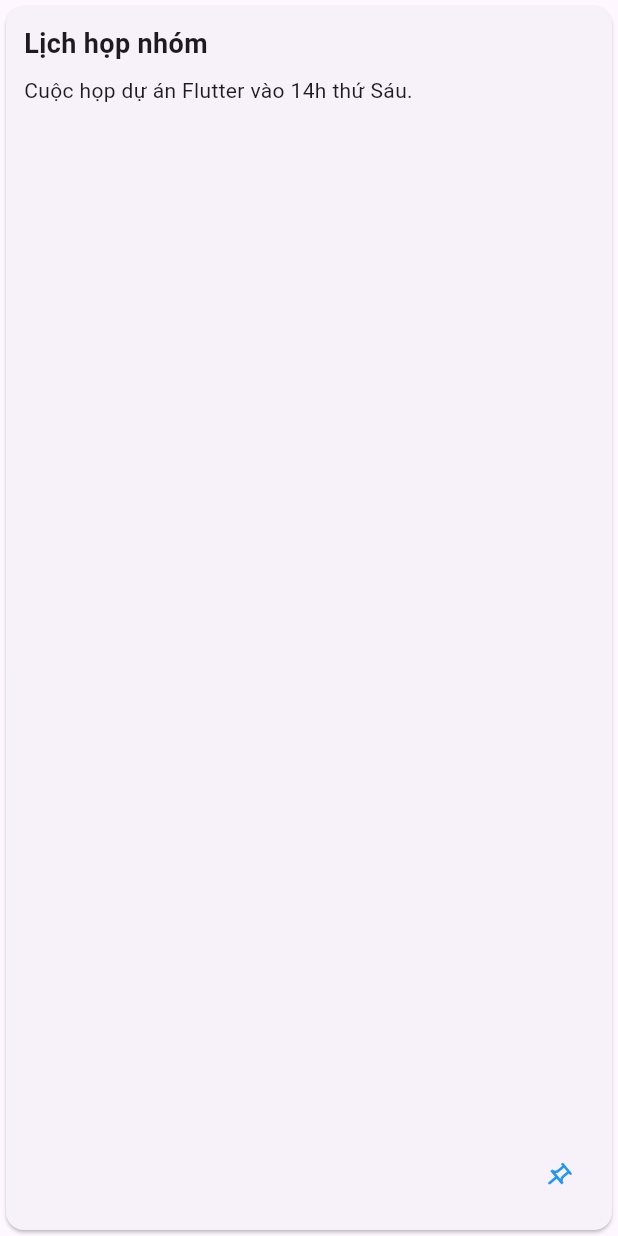
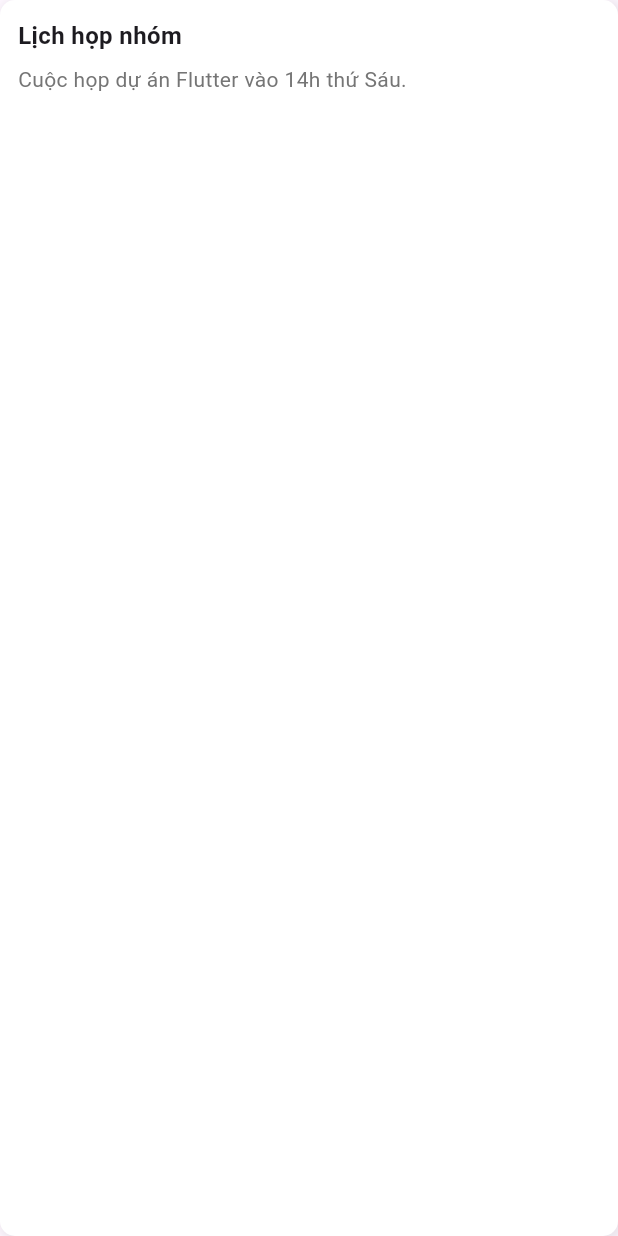
Before and after one commit to Souma18/Seminar_Notes_Android_flutter, a Flutter app: the NoteItem widget shown alone on an empty page, opened directly with sample values from the repository, on a phone screen of 412 x 824 dp. Run offline on Flutter 3.47's test engine with Material 3 defaults, Android fonts, the phone set to English and light mode, and no system bars.

Commit message:
cap nhat mat khau va huy mat khau trong note

```diff
--- a/Flutter/notes_project/lib/presentation/widget/note_item.dart
+++ b/Flutter/notes_project/lib/presentation/widget/note_item.dart
@@ -3,64 +3,69 @@ import 'package:notes_project/model/note.dart';
 
 class NoteItem extends StatelessWidget {
   final Note note;
-  final Function(Note) onNoteUpdated;
   final VoidCallback onTap;
+  final ValueChanged<Note> onNoteUpdated;
 
   const NoteItem({
-    super.key,
+    Key? key,
     required this.note,
+    required this.onTap,
     required this.onNoteUpdated,
-    required this.onTap,
-  });
+  }) : super(key: key);
 
   @override
   Widget build(BuildContext context) {
     return GestureDetector(
-      onTap: onTap, // Sử dụng trực tiếp onTap được truyền từ NoteListScreen
-      child: Card(
-        shape: RoundedRectangleBorder(borderRadius: BorderRadius.circular(12)),
-        child: Padding(
-          padding: const EdgeInsets.all(12.0),
+      onTap: onTap,
+      child: Container(
+        padding: EdgeInsets.all(12),
+        decoration: BoxDecoration(
+          color: Colors.white,
+          borderRadius: BorderRadius.circular(10),
+          boxShadow: [
+            BoxShadow(
+              color: Colors.grey.withOpacity(0.2),
+              blurRadius: 5,
+              spreadRadius: 2,
+              offset: Offset(2, 2),
+            ),
+          ],
+        ),
         child: Column(
           crossAxisAlignment: CrossAxisAlignment.start,
           children: [
-              Text(
+            // Tiêu đề + Biểu tượng khóa (nếu có)
+            Row(
+              children: [
+                Expanded(
+                  child: Text(
                     note.title,
-                style: const TextStyle(
-                  fontSize: 18,
-                  fontWeight: FontWeight.bold,
-                ),
-                maxLines: 2,
+                    style: TextStyle(fontSize: 16, fontWeight: FontWeight.bold),
+                    maxLines: 1,
                     overflow: TextOverflow.ellipsis,
                   ),
-              const SizedBox(height: 8),
-              Text(
-                note.content,
-                style: const TextStyle(fontSize: 14),
+                ),
+                if (note.passNote != null)
+                  Icon(Icons.lock, color: Colors.black),
+              ],
+            ),
+            SizedBox(height: 8),
+
+            Expanded(
+              child: Text(
+                note.passNote == null ? note.content : "••••••••••••••••••••",
                 maxLines: 4,
                 overflow: TextOverflow.ellipsis,
+                style: TextStyle(
+                  fontSize: 14,
+                  color:
+                      note.passNote == null
+                          ? Colors.grey[600]
+                          : Colors.grey[400],
                 ),
-              const Spacer(),
-              Row(
-                mainAxisAlignment: MainAxisAlignment.end,
-                children: [
-                  Transform.rotate(
-                    angle: 50 * 3.1415927 / 180, // Nghiêng 50 độ
-                    child: IconButton(
-                      icon: const Icon(
-                        Icons.push_pin_outlined,
-                        color: Colors.blue,
-                        size: 20,
-                      ),
-                      onPressed: () {
-                        // TODO: Xử lý ghim ghi chú ở đây
-                      },
               ),
             ),
           ],
-              ),
-            ],
-          ),
         ),
       ),
     );
```
Also changed, not shown: Flutter/notes_project/lib/presentation/screen/notes/note_detail_screen.dart (+113 -5 lines), Flutter/notes_project/lib/presentation/screen/notes/note_list_screens.dart (+27 -13 lines). Lines whose indentation alone changed are shown as unchanged.
